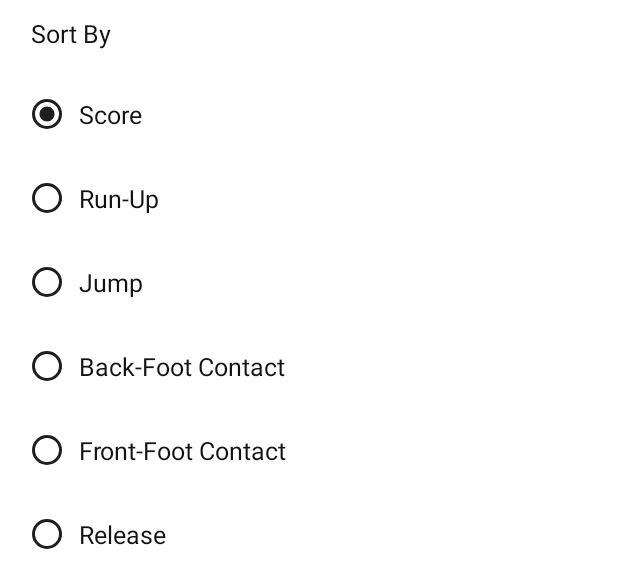
After one commit to srivastava-rishi/tweeky, an Android app: the layout bottom_sheet_sort.xml on its own in the app's theme, with its tools: preview values and no code run, on a phone screen of 412 x 824 dp. The commit adds this screen. Shown: the top 588 px of the screen. Run offline under Robolectric (Android 15) with nearby library versions, the phone set to English and light mode, and no system bars; network calls fail; Roboto replaces fonts that are not available here.

Commit message:
bottom sheet of sort made

```diff
--- /dev/null
+++ b/app/src/main/res/drawable/bottom_sheet_background.xml
@@ -0,0 +1,9 @@
+<?xml version="1.0" encoding="utf-8"?>
+<shape xmlns:android="http://schemas.android.com/apk/res/android" android:shape="rectangle">
+
+    <corners
+        android:topRightRadius="@dimen/_16sdp"
+        android:topLeftRadius="@dimen/_16sdp"/>
+    <solid
+        android:color="@color/white"/>
+</shape>
--- /dev/null
+++ b/app/src/main/res/layout/bottom_sheet_sort.xml
@@ -0,0 +1,120 @@
+<?xml version="1.0" encoding="utf-8"?>
+<RelativeLayout
+    xmlns:android="http://schemas.android.com/apk/res/android"
+    android:layout_width="match_parent"
+    android:layout_height="wrap_content"
+    xmlns:tools="http://schemas.android.com/tools"
+    android:background="@drawable/bottom_sheet_background">
+
+
+    <TextView
+        android:id="@+id/tvType"
+        fontPath="fonts/Montserrat-SemiBold.ttf"
+        android:layout_width="wrap_content"
+        android:layout_height="wrap_content"
+        android:layout_marginLeft="@dimen/_16sdp"
+        android:layout_marginTop="@dimen/_8sdp"
+        android:layout_marginRight="@dimen/_8sdp"
+        android:text="Sort By"
+        android:textColor="@color/chineseBlack2"
+        android:textSize="@dimen/_13ssp"
+        tools:ignore="MissingPrefix" />
+
+
+    <RadioGroup
+        android:id="@+id/radioPostType"
+        android:layout_width="match_parent"
+        android:layout_height="wrap_content"
+        android:layout_below="@+id/tvType"
+        android:layout_centerInParent="true"
+        android:layout_marginTop="@dimen/_10sdp"
+        android:layout_marginBottom="@dimen/_10sdp">
+
+        <RadioButton
+            android:id="@+id/radioScore"
+            android:layout_width="wrap_content"
+            android:layout_height="wrap_content"
+            android:layout_marginStart="@dimen/_12sdp"
+            android:buttonTint="@color/lightBlack"
+            android:checked="true"
+            android:padding="@dimen/_4sdp"
+            android:text="Score"
+            fontPath="fonts/Montserrat-Regular.ttf"
+            android:layout_marginTop="@dimen/_4sdp"
+            android:layout_marginBottom="@dimen/_6sdp"
+            tools:ignore="MissingPrefix"
+            android:textColor="@color/chineseBlack2"
+            android:textSize="@dimen/_13ssp" />
+
+        <RadioButton
+            android:id="@+id/radioRunUp"
+            android:layout_width="wrap_content"
+            android:layout_height="wrap_content"
+            android:layout_marginStart="@dimen/_12sdp"
+            android:buttonTint="@color/lightBlack"
+            android:padding="@dimen/_4sdp"
+            android:text="Run-Up"
+            fontPath="fonts/Montserrat-Regular.ttf"
+            android:layout_marginBottom="@dimen/_6sdp"
+            tools:ignore="MissingPrefix"
+            android:textColor="@color/chineseBlack2"
+            android:textSize="@dimen/_13ssp" />
+
+        <RadioButton
+            android:id="@+id/radioJump"
+            android:layout_width="wrap_content"
+            android:layout_height="wrap_content"
+            android:layout_marginStart="@dimen/_12sdp"
+            android:buttonTint="@color/lightBlack"
+            android:padding="@dimen/_4sdp"
+            android:text="Jump"
+            fontPath="fonts/Montserrat-Regular.ttf"
+            android:layout_marginBottom="@dimen/_6sdp"
+            tools:ignore="MissingPrefix"
+            android:textColor="@color/chineseBlack2"
+            android:textSize="@dimen/_13ssp" />
+        <RadioButton
+            android:id="@+id/radioBackFootContact"
+            android:layout_width="wrap_content"
+            android:layout_height="wrap_content"
+            android:layout_marginStart="@dimen/_12sdp"
+            android:buttonTint="@color/lightBlack"
+            android:padding="@dimen/_4sdp"
+            android:layout_marginBottom="@dimen/_6sdp"
+            android:text="Back-Foot Contact"
+            fontPath="fonts/Montserrat-Regular.ttf"
+            tools:ignore="MissingPrefix"
+            android:textColor="@color/chineseBlack2"
+            android:textSize="@dimen/_13ssp" />
+
+        <RadioButton
+            android:id="@+id/radioFrontFootContact"
+            android:layout_width="wrap_content"
+            android:layout_height="wrap_content"
+            android:layout_marginStart="@dimen/_12sdp"
+            android:layout_marginBottom="@dimen/_6sdp"
+            android:buttonTint="@color/lightBlack"
+            android:padding="@dimen/_4sdp"
+            android:text="Front-Foot Contact"
+            fontPath="fonts/Montserrat-Regular.ttf"
+            tools:ignore="MissingPrefix"
+            android:textColor="@color/chineseBlack2"
+            android:textSize="@dimen/_13ssp" />
+
+        <RadioButton
+            android:id="@+id/radioRelease"
+            android:layout_width="wrap_content"
+            android:layout_height="wrap_content"
+            android:layout_marginStart="@dimen/_12sdp"
+            android:layout_marginBottom="@dimen/_6sdp"
+            android:buttonTint="@color/lightBlack"
+            android:padding="@dimen/_4sdp"
+            android:text="Release"
+            fontPath="fonts/Montserrat-Regular.ttf"
+            tools:ignore="MissingPrefix"
+            android:textColor="@color/chineseBlack2"
+            android:textSize="@dimen/_13ssp" />
+    </RadioGroup>
+
+
+</RelativeLayout>
```
Also changed, not shown: app/src/main/java/com/rsstudio/tweeky/ui/main/MainActivity.kt (+28 -1 lines), app/src/main/res/drawable/button_background.xml (added, +14 -0 lines), app/src/main/res/layout/activity_main.xml (+24 -2 lines), app/src/main/res/layout/view_bottom.xml (+7 -0 lines), app/src/main/res/layout/view_button.xml (added, +54 -0 lines), app/src/main/res/values/themes.xml (+30 -0 lines), app/src/main/res/drawable-nodpi/arrow_down.png (added), app/src/main/res/drawable-nodpi/right_arrows.png (deleted).
